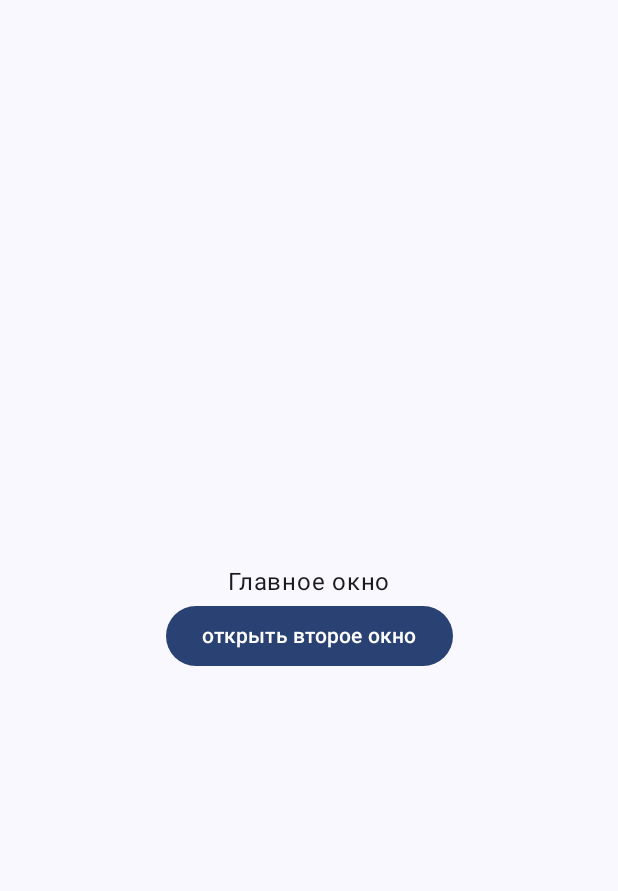
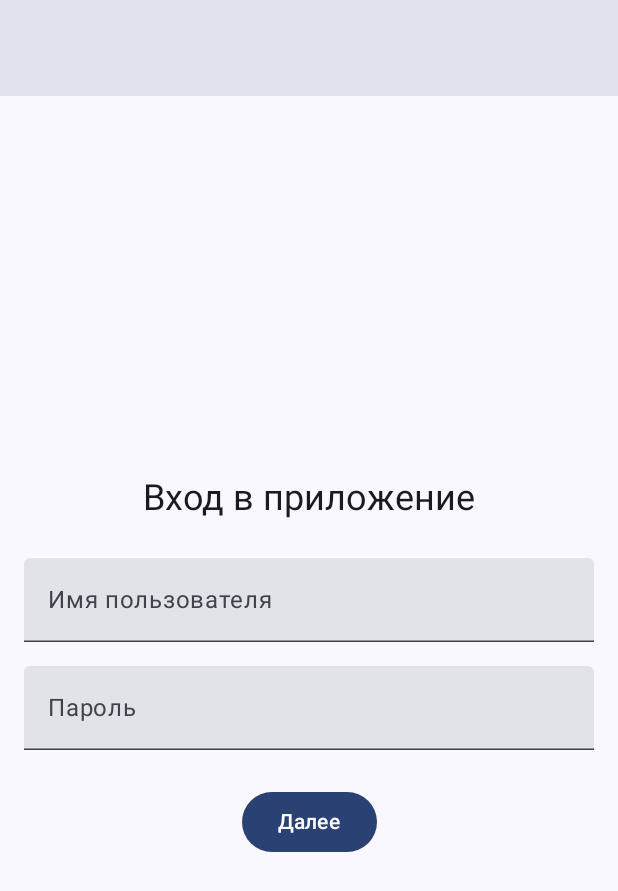
Before and after one commit to laplasian/MyApplication, an Android app built with Jetpack Compose: the screen it shows after launch (MainActivity), on a phone screen of 412 x 824 dp. Shown: the top 891 px of the screen. Run offline under Robolectric (Android 15) with nearby library versions, the light colour scheme and no system bars.

Commit message:
start page implement

```diff
--- a/app/src/main/java/com/example/myapplication/MainActivity.kt
+++ b/app/src/main/java/com/example/myapplication/MainActivity.kt
@@ -1,14 +1,19 @@
 package com.example.myapplication
+
+import androidx.compose.material3.ExperimentalMaterial3Api
 
 import android.content.Intent
 import android.os.Bundle
 import androidx.activity.ComponentActivity
 import androidx.activity.compose.setContent
 import androidx.activity.enableEdgeToEdge
-import androidx.appcompat.app.AppCompatActivity
 import androidx.compose.foundation.layout.fillMaxSize
 import androidx.compose.foundation.layout.Arrangement
 import androidx.compose.foundation.layout.Column
+import androidx.compose.foundation.layout.PaddingValues
+import androidx.compose.foundation.layout.Spacer
+import androidx.compose.foundation.layout.fillMaxWidth
+import androidx.compose.foundation.layout.height
 import androidx.compose.foundation.layout.padding
 import androidx.compose.material3.Button
 import androidx.compose.material3.Scaffold
@@ -16,7 +21,24 @@ import androidx.compose.material3.Text
 import androidx.compose.runtime.Composable
 import androidx.compose.ui.Modifier
 import androidx.compose.ui.platform.LocalContext
+
+//цвета
+import androidx.compose.material3.MaterialTheme
+import androidx.compose.material3.TextField
+import androidx.compose.material3.TopAppBarDefaults
+import androidx.compose.ui.graphics.Color
+
+import androidx.compose.material3.TopAppBar
+import androidx.compose.runtime.getValue
+import androidx.compose.runtime.mutableStateOf
+import androidx.compose.runtime.remember
+import androidx.compose.runtime.setValue
+import androidx.compose.ui.Alignment
+import androidx.compose.ui.tooling.preview.Preview
+import androidx.compose.ui.unit.dp
 import com.example.myapplication.ui.theme.MyApplicationTheme
+
+
 
 class MainActivity : ComponentActivity() {
     override fun onCreate(savedInstanceState: Bundle?) {
@@ -32,20 +54,71 @@ class MainActivity : ComponentActivity() {
     }
 }
 
+@OptIn(ExperimentalMaterial3Api::class)
 @Composable
 fun MainApp(modifier: Modifier = Modifier) {
     val context = LocalContext.current
+    var name by remember { mutableStateOf("") } // Состояние для поля ввода имени
+    var password by remember { mutableStateOf("") } // Состояние для поля ввода пароля
+
+
+
+    Scaffold(
+        modifier = modifier.fillMaxSize(), // Scaffold занимает весь экран
+        topBar = {
+            TopAppBar(
+                title = {
+                },
+                 colors = TopAppBarDefaults.topAppBarColors(
+                    containerColor = MaterialTheme.colorScheme.surfaceVariant, // Цвет фона панели
+                 )
+            )
+        }
+    ) { innerPadding ->
         Column(
-        modifier = modifier.fillMaxSize(),
+            modifier = Modifier
+                .padding(innerPadding)
+                .padding(16.dp)
+                .fillMaxSize(),
             verticalArrangement = Arrangement.Center,
-        horizontalAlignment = androidx.compose.ui.Alignment.CenterHorizontally
+            horizontalAlignment = Alignment.CenterHorizontally
         ) {
-        Text(text = "Главное окно")
-        Button(onClick = {            // Создаем Intent для запуска SecondActivity
+            Text(text = "Вход в приложение" , style = MaterialTheme.typography.headlineSmall)
+            Spacer(modifier = Modifier.height(24.dp))
+            TextField(
+                value = name,
+                onValueChange = { name = it },
+                label = { Text("Имя пользователя") },
+                singleLine = true,
+                modifier = Modifier.fillMaxWidth()
+            )
+            Spacer(modifier = Modifier.height(16.dp))
+            TextField(
+                value = password,
+                onValueChange = { password = it },
+                label = { Text("Пароль") },
+                singleLine = true,
+                // visualTransformation = PasswordVisualTransformation(), // Для скрытия пароля
+                // keyboardOptions = KeyboardOptions(keyboardType = KeyboardType.Password), // Тип клавиатуры для пароля
+                modifier = Modifier.fillMaxWidth()
+            )
+            Spacer(modifier = Modifier.height(24.dp))
+            Button(onClick = {
                 val intent = Intent(context, SecondActivity::class.java)
                 context.startActivity(intent)
             }) {
-            Text(text = "открыть второе окно")
+                Text(text = "Далее")
             }
         }
     }
+}
+
+
+// Preview для MainApp
+@Preview(showBackground = true)
+@Composable
+fun MainAppPreview() {
+    MyApplicationTheme {
+        MainApp()
+    }
+}
```
Lines whose indentation alone changed are shown as unchanged.
